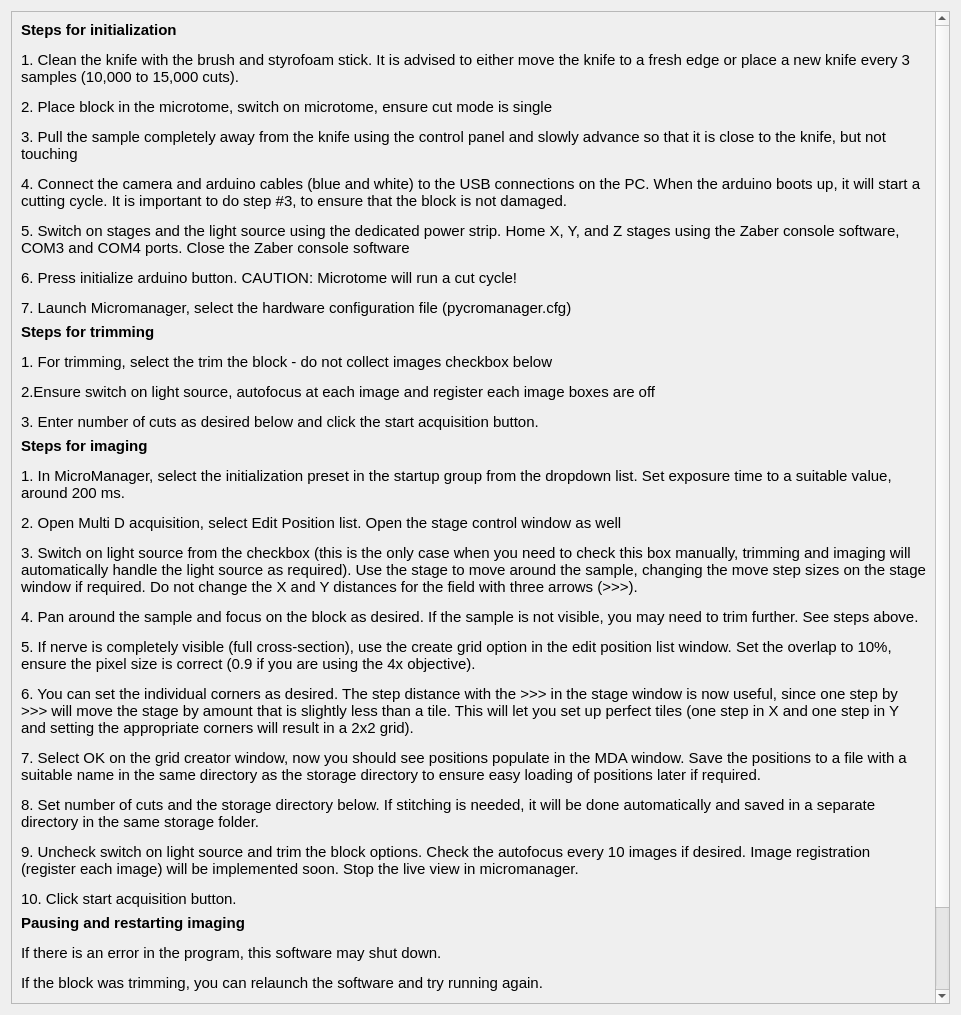
Qt form helpwindow.ui (ckolluru/3D-MUSE-acquire) before a commit.
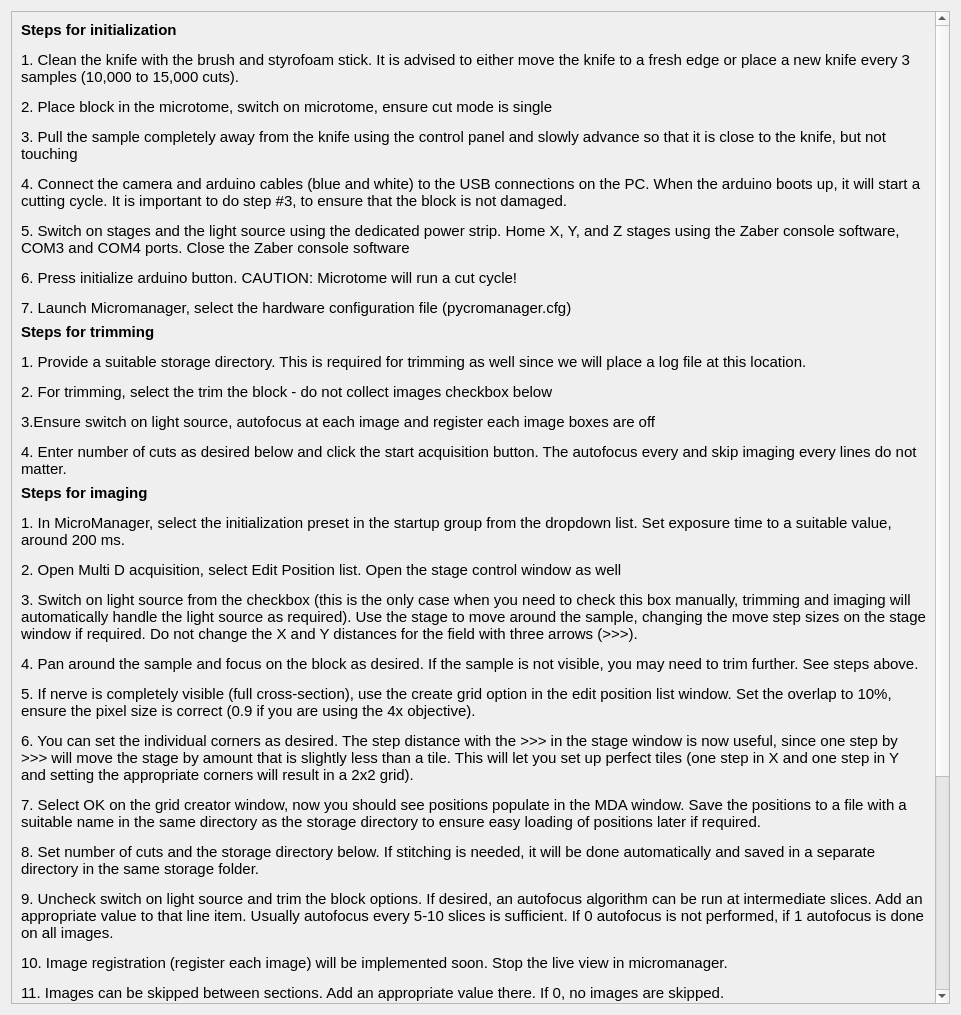
The same form after that commit.

```diff
--- a/helpwindow.ui
+++ b/helpwindow.ui
@@ -23,9 +23,9 @@
       <property name="geometry">
        <rect>
         <x>0</x>
-        <y>0</y>
+        <y>-325</y>
         <width>924</width>
-        <height>1164</height>
+        <height>1392</height>
        </rect>
       </property>
       <layout class="QVBoxLayout" name="verticalLayout_2">
@@ -70,7 +70,7 @@
           </font>
          </property>
          <property name="text">
-          <string>&lt;html&gt;&lt;head/&gt;&lt;body&gt;&lt;p&gt;&lt;span style=&quot; font-weight:600;&quot;&gt;Steps for trimming&lt;/span&gt;&lt;/p&gt;&lt;p&gt;1. For trimming, select the trim the block - do not collect images checkbox below&lt;/p&gt;&lt;p&gt;2.Ensure switch on light source, autofocus at each image and register each image boxes are off &lt;/p&gt;&lt;p&gt;3. Enter number of cuts as desired below and click the start acquisition button.&lt;/p&gt;&lt;/body&gt;&lt;/html&gt;</string>
+          <string>&lt;html&gt;&lt;head/&gt;&lt;body&gt;&lt;p&gt;&lt;span style=&quot; font-weight:600;&quot;&gt;Steps for trimming&lt;/span&gt;&lt;/p&gt;&lt;p&gt;1. Provide a suitable storage directory. This is required for trimming as well since we will place a log file at this location.&lt;/p&gt;&lt;p&gt;2. For trimming, select the trim the block - do not collect images checkbox below&lt;/p&gt;&lt;p&gt;3.Ensure switch on light source, autofocus at each image and register each image boxes are off &lt;/p&gt;&lt;p&gt;4. Enter number of cuts as desired below and click the start acquisition button. The autofocus every and skip imaging every lines do not matter.&lt;/p&gt;&lt;/body&gt;&lt;/html&gt;</string>
          </property>
          <property name="wordWrap">
           <bool>true</bool>
@@ -87,7 +87,7 @@
           </font>
          </property>
          <property name="text">
-          <string>&lt;html&gt;&lt;head/&gt;&lt;body&gt;&lt;p&gt;&lt;span style=&quot; font-size:11pt;&quot;&gt;Steps for imaging&lt;/span&gt;&lt;/p&gt;&lt;p&gt;&lt;span style=&quot; font-size:11pt; font-weight:400;&quot;&gt;1. In MicroManager, select the initialization preset in the startup group from the dropdown list. Set exposure time to a suitable value, around 200 ms.&lt;/span&gt;&lt;/p&gt;&lt;p&gt;&lt;span style=&quot; font-size:11pt; font-weight:400;&quot;&gt;2. Open Multi D acquisition, select Edit Position list. Open the stage control window as well&lt;/span&gt;&lt;/p&gt;&lt;p&gt;&lt;span style=&quot; font-size:11pt; font-weight:400;&quot;&gt;3. Switch on light source from the checkbox (this is the only case when you need to check this box manually, trimming and imaging will automatically handle the light source as required). Use the stage to move around the sample, changing the move step sizes on the stage window if required. Do not change the X and Y distances for the field with three arrows (&amp;gt;&amp;gt;&amp;gt;).&lt;/span&gt;&lt;/p&gt;&lt;p&gt;&lt;span style=&quot; font-size:11pt; font-weight:400;&quot;&gt;4. Pan around the sample and focus on the block as desired. If the sample is not visible, you may need to trim further. See steps above.&lt;/span&gt;&lt;/p&gt;&lt;p&gt;&lt;span style=&quot; font-size:11pt; font-weight:400;&quot;&gt;5. If nerve is completely visible (full cross-section), use the create grid option in the edit position list window. Set the overlap to 10%, ensure the pixel size is correct (0.9 if you are using the 4x objective).&lt;/span&gt;&lt;/p&gt;&lt;p&gt;&lt;span style=&quot; font-size:11pt; font-weight:400;&quot;&gt;6. You can set the individual corners as desired. The step distance with the &amp;gt;&amp;gt;&amp;gt; in the stage window is now useful, since one step by &amp;gt;&amp;gt;&amp;gt; will move the stage by amount that is slightly less than a tile. This will let you set up perfect tiles (one step in X and one step in Y and setting the appropriate corners will result in a 2x2 grid).&lt;/span&gt;&lt;/p&gt;&lt;p&gt;&lt;span style=&quot; font-size:11pt; font-weight:400;&quot;&gt;7. Select OK on the grid creator window, now you should see positions populate in the MDA window. Save the positions to a file with a suitable name in the same directory as the storage directory to ensure easy loading of positions later if required.&lt;/span&gt;&lt;/p&gt;&lt;p&gt;&lt;span style=&quot; font-size:11pt; font-weight:400;&quot;&gt;8. Set number of cuts and the storage directory below. If stitching is needed, it will be done automatically and saved in a separate directory in the same storage folder.&lt;/span&gt;&lt;/p&gt;&lt;p&gt;&lt;span style=&quot; font-size:11pt; font-weight:400;&quot;&gt;9. Uncheck switch on light source and trim the block options. Check the autofocus every 10 images if desired. Image registration (register each image) will be implemented soon. Stop the live view in micromanager.&lt;/span&gt;&lt;/p&gt;&lt;p&gt;&lt;span style=&quot; font-size:11pt; font-weight:400;&quot;&gt;10. Click start acquisition button.&lt;/span&gt;&lt;/p&gt;&lt;/body&gt;&lt;/html&gt;</string>
+          <string>&lt;html&gt;&lt;head/&gt;&lt;body&gt;&lt;p&gt;&lt;span style=&quot; font-size:11pt;&quot;&gt;Steps for imaging&lt;/span&gt;&lt;/p&gt;&lt;p&gt;&lt;span style=&quot; font-size:11pt; font-weight:400;&quot;&gt;1. In MicroManager, select the initialization preset in the startup group from the dropdown list. Set exposure time to a suitable value, around 200 ms.&lt;/span&gt;&lt;/p&gt;&lt;p&gt;&lt;span style=&quot; font-size:11pt; font-weight:400;&quot;&gt;2. Open Multi D acquisition, select Edit Position list. Open the stage control window as well&lt;/span&gt;&lt;/p&gt;&lt;p&gt;&lt;span style=&quot; font-size:11pt; font-weight:400;&quot;&gt;3. Switch on light source from the checkbox (this is the only case when you need to check this box manually, trimming and imaging will automatically handle the light source as required). Use the stage to move around the sample, changing the move step sizes on the stage window if required. Do not change the X and Y distances for the field with three arrows (&amp;gt;&amp;gt;&amp;gt;).&lt;/span&gt;&lt;/p&gt;&lt;p&gt;&lt;span style=&quot; font-size:11pt; font-weight:400;&quot;&gt;4. Pan around the sample and focus on the block as desired. If the sample is not visible, you may need to trim further. See steps above.&lt;/span&gt;&lt;/p&gt;&lt;p&gt;&lt;span style=&quot; font-size:11pt; font-weight:400;&quot;&gt;5. If nerve is completely visible (full cross-section), use the create grid option in the edit position list window. Set the overlap to 10%, ensure the pixel size is correct (0.9 if you are using the 4x objective).&lt;/span&gt;&lt;/p&gt;&lt;p&gt;&lt;span style=&quot; font-size:11pt; font-weight:400;&quot;&gt;6. You can set the individual corners as desired. The step distance with the &amp;gt;&amp;gt;&amp;gt; in the stage window is now useful, since one step by &amp;gt;&amp;gt;&amp;gt; will move the stage by amount that is slightly less than a tile. This will let you set up perfect tiles (one step in X and one step in Y and setting the appropriate corners will result in a 2x2 grid).&lt;/span&gt;&lt;/p&gt;&lt;p&gt;&lt;span style=&quot; font-size:11pt; font-weight:400;&quot;&gt;7. Select OK on the grid creator window, now you should see positions populate in the MDA window. Save the positions to a file with a suitable name in the same directory as the storage directory to ensure easy loading of positions later if required.&lt;/span&gt;&lt;/p&gt;&lt;p&gt;&lt;span style=&quot; font-size:11pt; font-weight:400;&quot;&gt;8. Set number of cuts and the storage directory below. If stitching is needed, it will be done automatically and saved in a separate directory in the same storage folder.&lt;/span&gt;&lt;/p&gt;&lt;p&gt;&lt;span style=&quot; font-size:11pt; font-weight:400;&quot;&gt;9. Uncheck switch on light source and trim the block options. If desired, an autofocus algorithm can be run at intermediate slices. Add an appropriate value to that line item. Usually autofocus every 5-10 slices is sufficient. If 0 autofocus is not performed, if 1 autofocus is done on all images.&lt;/span&gt;&lt;/p&gt;&lt;p&gt;&lt;span style=&quot; font-size:11pt; font-weight:400;&quot;&gt;10. Image registration (register each image) will be implemented soon. Stop the live view in micromanager.&lt;/span&gt;&lt;/p&gt;&lt;p&gt;&lt;span style=&quot; font-size:11pt; font-weight:400;&quot;&gt;11. Images can be skipped between sections. Add an appropriate value there. If 0, no images are skipped.&lt;/span&gt;&lt;/p&gt;&lt;p&gt;&lt;span style=&quot; font-size:11pt; font-weight:400;&quot;&gt;12. Click start acquisition button.&lt;/span&gt;&lt;/p&gt;&lt;/body&gt;&lt;/html&gt;</string>
          </property>
          <property name="wordWrap">
           <bool>true</bool>
@@ -105,7 +105,7 @@
           </font>
          </property>
          <property name="text">
-          <string>&lt;html&gt;&lt;head/&gt;&lt;body&gt;&lt;p&gt;&lt;span style=&quot; font-weight:600;&quot;&gt;Pausing and restarting imaging&lt;/span&gt;&lt;/p&gt;&lt;p&gt;If there is an error in the program, this software may shut down. &lt;/p&gt;&lt;p&gt;If the block was trimming, you can relaunch the software and try running again.&lt;/p&gt;&lt;p&gt;If the block was being imaged, the acquisition window displaying the images in MicroManager will need to be relaunched. For that, close Micromanager and restart it. You will need to set the startup group to the initialization preset again, and set the positions again in the MultiD acquisition window. It is easy to load in the position file again if you saved it earlier.&lt;/p&gt;&lt;p&gt;Relaunch this software and try again.&lt;/p&gt;&lt;/body&gt;&lt;/html&gt;</string>
+          <string>&lt;html&gt;&lt;head/&gt;&lt;body&gt;&lt;p&gt;&lt;span style=&quot; font-weight:600;&quot;&gt;Stopping and restarting imaging&lt;/span&gt;&lt;/p&gt;&lt;p&gt;For trimming and acquisition cycle, the stop acquisition button will work to stop the session. It will be noted in the log file as to how many cuts were taken.&lt;/p&gt;&lt;p&gt;If there is an error in the program, this software may shut down. You can relaunch the software and try running again.&lt;/p&gt;&lt;p&gt;If the block was being imaged, the acquisition window displaying the images in MicroManager will need to be relaunched. If it says acquisition (running) in the top left bar of the acquisition window, Micromanager would need to be closed and restarted. You will need to set the startup group to the initialization preset again, and set the positions again in the MultiD acquisition window. It is easy to load in the position file again if you saved it earlier.&lt;/p&gt;&lt;p&gt;Relaunch this software and try again.&lt;/p&gt;&lt;p&gt;There is no &amp;quot;pause&amp;quot; option in the software. You stop and restart as desired.&lt;/p&gt;&lt;/body&gt;&lt;/html&gt;</string>
          </property>
          <property name="wordWrap">
           <bool>true</bool>
```
